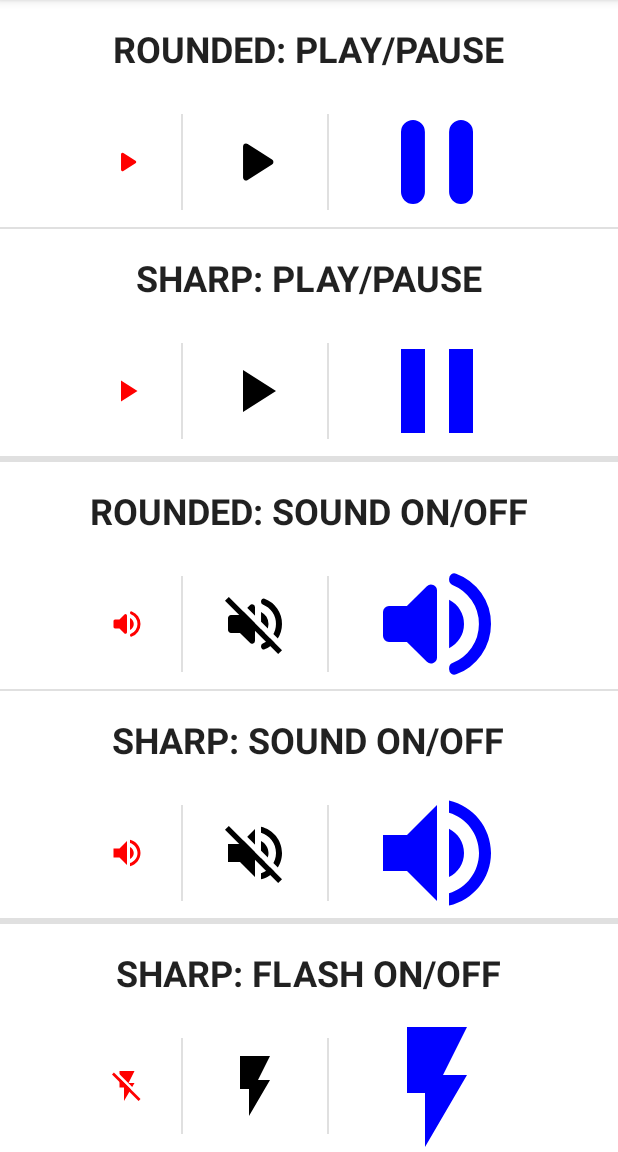
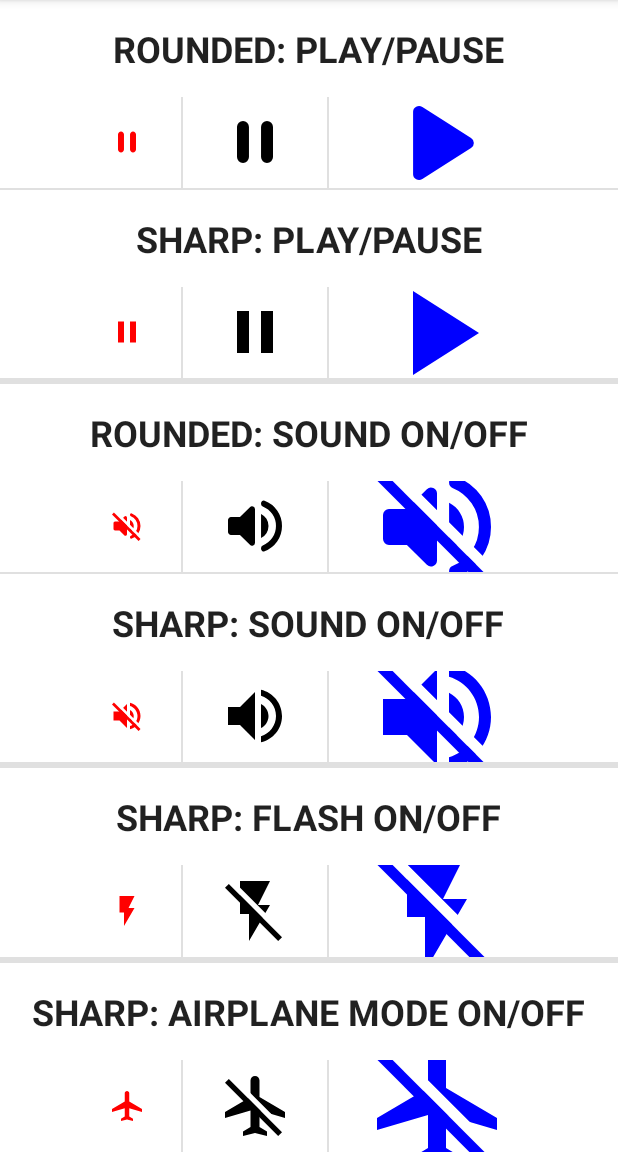
Before and after one commit to ozgurg/ToggleIconView, an Android app: the screen it shows after launch (MainActivity), on a phone screen of 412 x 824 dp, the part 84-1236 px from its top. Run offline under Robolectric (Android 15) with nearby library versions, the phone set to English and light mode, and no system bars.

Commit message:
Add sharp AirplaneModeOnOff icon

```diff
--- /dev/null
+++ b/lib/src/main/java/og/android/lib/toggleiconview/sharp/AirplaneModeOnOff.kt
@@ -0,0 +1,17 @@
+package og.android.lib.toggleiconview.sharp
+
+import android.content.Context
+import android.util.AttributeSet
+import og.android.lib.toggleiconview.R
+import og.android.lib.toggleiconview.ToggleIconView
+
+class AirplaneModeOnOff @JvmOverloads constructor(
+    context: Context,
+    attrs: AttributeSet? = null,
+    defStyleAttr: Int = 0
+) :
+    ToggleIconView(
+        context, attrs, defStyleAttr,
+        R.drawable.sharp_airplanemode_on_to_off,
+        R.drawable.sharp_airplanemode_off_to_on
+    )
--- /dev/null
+++ b/lib/src/main/res/drawable/sharp_airplanemode_off_to_on.xml
@@ -0,0 +1,46 @@
+<animated-vector xmlns:android="http://schemas.android.com/apk/res/android"
+    xmlns:aapt="http://schemas.android.com/aapt">
+    <aapt:attr name="android:drawable">
+        <vector
+            android:width="24dp"
+            android:height="24dp"
+            android:viewportWidth="24"
+            android:viewportHeight="24">
+            <path
+                android:name="path"
+                android:fillColor="@android:color/black"
+                android:pathData="M 2 4.27 L 3.27 3 L 3.27 3 L 2 4.27 Z" />
+            <clip-path
+                android:name="mask"
+                android:pathData="M 0 0 L 24 0 L 24 24 L 0 24 L 0 0 Z M 4.54 1.73 L 3.27 3 L 3.27 3 L 4.54 1.73 Z" />
+            <path
+                android:name="icon"
+                android:fillColor="@android:color/black"
+                android:pathData="M 22 16 L 22 14 L 13.5 9 L 13.5 3.5 C 13.5 2.67 12.83 2 12 2 C 11.17 2 10.5 2.67 10.5 3.5 L 10.5 9 L 2 14 L 2 16 L 10.5 13.5 L 10.5 19 L 8 20.5 L 8 22 L 12 21 L 16 22 L 16 20.5 L 13.5 19 L 13.5 13.5 L 22 16 Z" />
+        </vector>
+    </aapt:attr>
+
+    <target android:name="path">
+        <aapt:attr name="android:animation">
+            <objectAnimator
+                android:duration="@android:integer/config_shortAnimTime"
+                android:interpolator="@android:interpolator/fast_out_slow_in"
+                android:propertyName="pathData"
+                android:valueFrom="M 19.73 22 L 21 20.73 L 3.27 3 L 2 4.27 Z"
+                android:valueTo="M 2 4.27 L 3.27 3 L 3.27 3 L 2 4.27 Z"
+                android:valueType="pathType" />
+        </aapt:attr>
+    </target>
+
+    <target android:name="mask">
+        <aapt:attr name="android:animation">
+            <objectAnimator
+                android:duration="@android:integer/config_shortAnimTime"
+                android:interpolator="@android:interpolator/fast_out_slow_in"
+                android:propertyName="pathData"
+                android:valueFrom="M 0 0 L 24 0 L 24 24 L 0 24 L 0 0 Z M 4.54 1.73 L 3.27 3 L 21 20.73 L 22.27 19.46 Z"
+                android:valueTo="M 0 0 L 24 0 L 24 24 L 0 24 L 0 0 Z M 4.54 1.73 L 3.27 3 L 3.27 3 L 4.54 1.73 Z"
+                android:valueType="pathType" />
+        </aapt:attr>
+    </target>
+</animated-vector>
--- /dev/null
+++ b/lib/src/main/res/drawable/sharp_airplanemode_on_to_off.xml
@@ -0,0 +1,46 @@
+<animated-vector xmlns:android="http://schemas.android.com/apk/res/android"
+    xmlns:aapt="http://schemas.android.com/aapt">
+    <aapt:attr name="android:drawable">
+        <vector
+            android:width="24dp"
+            android:height="24dp"
+            android:viewportWidth="24"
+            android:viewportHeight="24">
+            <path
+                android:name="path"
+                android:fillColor="@android:color/black"
+                android:pathData="M 2 4.27 L 3.27 3 L 3.27 3 L 2 4.27 Z" />
+            <clip-path
+                android:name="mask"
+                android:pathData="M 0 0 L 24 0 L 24 24 L 0 24 L 0 0 Z M 4.54 1.73 L 3.27 3 L 3.27 3 L 4.54 1.73 Z" />
+            <path
+                android:name="icon"
+                android:fillColor="@android:color/black"
+                android:pathData="M 22 16 L 22 14 L 13.5 9 L 13.5 3.5 C 13.5 2.67 12.83 2 12 2 C 11.17 2 10.5 2.67 10.5 3.5 L 10.5 9 L 2 14 L 2 16 L 10.5 13.5 L 10.5 19 L 8 20.5 L 8 22 L 12 21 L 16 22 L 16 20.5 L 13.5 19 L 13.5 13.5 L 22 16 Z" />
+        </vector>
+    </aapt:attr>
+
+    <target android:name="path">
+        <aapt:attr name="android:animation">
+            <objectAnimator
+                android:duration="@android:integer/config_shortAnimTime"
+                android:interpolator="@android:interpolator/fast_out_slow_in"
+                android:propertyName="pathData"
+                android:valueFrom="M 2 4.27 L 3.27 3 L 3.27 3 L 2 4.27 Z"
+                android:valueTo="M 19.73 22 L 21 20.73 L 3.27 3 L 2 4.27 Z"
+                android:valueType="pathType" />
+        </aapt:attr>
+    </target>
+
+    <target android:name="mask">
+        <aapt:attr name="android:animation">
+            <objectAnimator
+                android:duration="@android:integer/config_shortAnimTime"
+                android:interpolator="@android:interpolator/fast_out_slow_in"
+                android:propertyName="pathData"
+                android:valueFrom="M 0 0 L 24 0 L 24 24 L 0 24 L 0 0 Z M 4.54 1.73 L 3.27 3 L 3.27 3 L 4.54 1.73 Z"
+                android:valueTo="M 0 0 L 24 0 L 24 24 L 0 24 L 0 0 Z M 4.54 1.73 L 3.27 3 L 21 20.73 L 22.27 19.46 Z"
+                android:valueType="pathType" />
+        </aapt:attr>
+    </target>
+</animated-vector>
--- a/sample/src/main/res/layout/activity_main.xml
+++ b/sample/src/main/res/layout/activity_main.xml
@@ -50,4 +50,14 @@
         android:layout_width="match_parent"
         android:layout_height="0dp"
         android:layout_weight="1" />
+
+    <com.google.android.material.divider.MaterialDivider
+        android:layout_width="match_parent"
+        android:layout_height="4dp" />
+
+    <include
+        layout="@layout/demo_sharp_airplanemode_on_off"
+        android:layout_width="match_parent"
+        android:layout_height="0dp"
+        android:layout_weight="1" />
 </LinearLayout>
--- /dev/null
+++ b/sample/src/main/res/layout/demo_sharp_airplanemode_on_off.xml
@@ -0,0 +1,57 @@
+<?xml version="1.0" encoding="utf-8"?>
+<LinearLayout xmlns:android="http://schemas.android.com/apk/res/android"
+    xmlns:app="http://schemas.android.com/apk/res-auto"
+    android:layout_width="match_parent"
+    android:layout_height="match_parent"
+    android:gravity="center"
+    android:orientation="vertical">
+
+    <TextView
+        android:layout_width="wrap_content"
+        android:layout_height="wrap_content"
+        android:padding="16dp"
+        android:text="Sharp: Airplane Mode On/Off"
+        android:textAllCaps="true"
+        android:textAppearance="@style/TextAppearance.AppCompat.Headline"
+        android:textStyle="bold" />
+
+    <LinearLayout
+        android:layout_width="match_parent"
+        android:layout_height="0dp"
+        android:layout_weight="1"
+        android:gravity="center"
+        android:orientation="horizontal">
+
+        <og.android.lib.toggleiconview.sharp.AirplaneModeOnOff
+            android:id="@+id/playPause24"
+            android:layout_width="24dp"
+            android:layout_height="24dp"
+            android:background="?android:attr/selectableItemBackgroundBorderless"
+            android:tint="#f00"
+            app:checked="true" />
+
+        <com.google.android.material.divider.MaterialDivider
+            android:layout_width="1dp"
+            android:layout_height="64dp"
+            android:layout_marginHorizontal="24dp" />
+
+        <og.android.lib.toggleiconview.sharp.AirplaneModeOnOff
+            android:id="@+id/playPause48"
+            android:layout_width="48dp"
+            android:layout_height="48dp"
+            android:background="?android:attr/selectableItemBackgroundBorderless"
+            android:tint="#000" />
+
+        <com.google.android.material.divider.MaterialDivider
+            android:layout_width="1dp"
+            android:layout_height="64dp"
+            android:layout_marginHorizontal="24dp" />
+
+        <og.android.lib.toggleiconview.sharp.AirplaneModeOnOff
+            android:id="@+id/playPause96"
+            android:layout_width="96dp"
+            android:layout_height="96dp"
+            android:background="?android:attr/selectableItemBackgroundBorderless"
+            android:tint="#00f" />
+    </LinearLayout>
+</LinearLayout>
```
Also changed, not shown: 4 other files.
